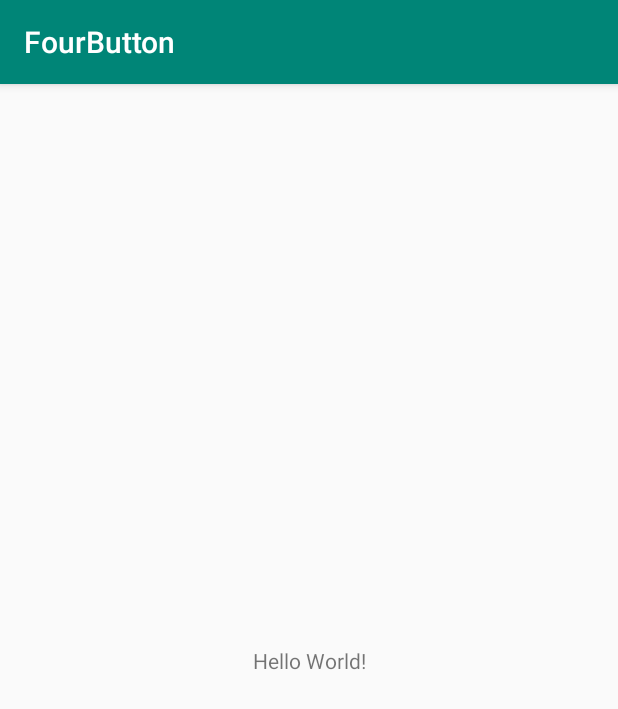
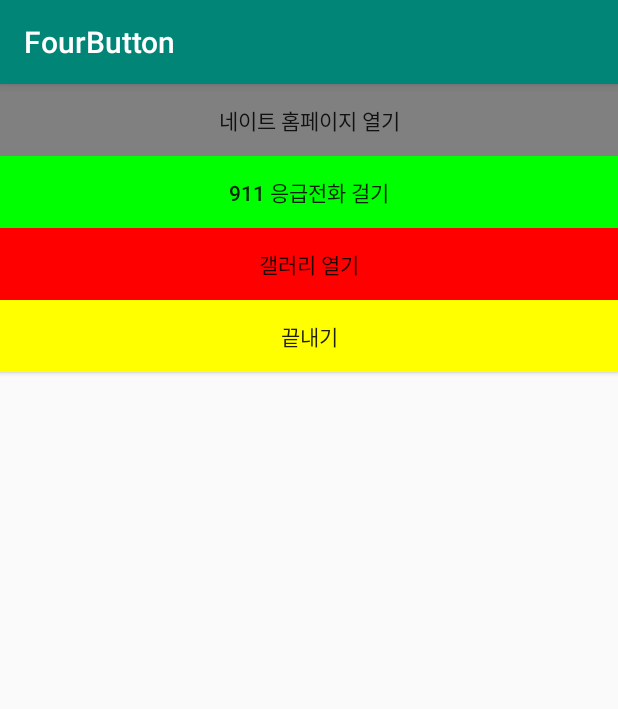
Before and after one commit to Marlrero/2019_Android, an Android app: the screen it shows after launch (MainActivity), on a phone screen of 412 x 824 dp. Shown: the top 709 px of the screen. Run offline under Robolectric (Android 15) with nearby library versions, the phone set to English and light mode, and no system bars.

Commit message:
FourButton
FourButton

```diff
--- a/FourButton/app/src/main/java/com/example/fourbutton/MainActivity.java
+++ b/FourButton/app/src/main/java/com/example/fourbutton/MainActivity.java
@@ -1,13 +1,56 @@
 package com.example.fourbutton;
 
+import android.content.Intent;
+import android.net.Uri;
 import android.support.v7.app.AppCompatActivity;
 import android.os.Bundle;
+import android.view.View;
+import android.widget.Button;
 
 public class MainActivity extends AppCompatActivity {
+    Button btnOpenNateHomePage, btnEmergencyCall, btnOpenGallery, btnFinish;
 
     @Override
     protected void onCreate(Bundle savedInstanceState) {
         super.onCreate(savedInstanceState);
         setContentView(R.layout.activity_main);
+
+        setTitle("FourButton");
+
+        btnOpenNateHomePage = (Button) findViewById(R.id.btnOpenNateHomePage);
+        btnEmergencyCall = (Button) findViewById(R.id.btnEmergencyCall);
+        btnOpenGallery = (Button) findViewById(R.id.btnOpenGallery);
+        btnFinish = (Button) findViewById(R.id.btnFinish);
+
+        btnOpenNateHomePage.setOnClickListener(new View.OnClickListener() {
+            @Override
+            public void onClick(View v) {
+                Intent mIntent = new Intent(Intent.ACTION_VIEW, Uri.parse("http://m.nate.com"));
+                startActivity(mIntent);
+            }
+        });
+
+        btnEmergencyCall.setOnClickListener(new View.OnClickListener() {
+            @Override
+            public void onClick(View v) {
+                Intent mIntent = new Intent(Intent.ACTION_VIEW, Uri.parse("tel:/911"));
+                startActivity(mIntent);
+            }
+        });
+
+        btnOpenGallery.setOnClickListener(new View.OnClickListener() {
+            @Override
+            public void onClick(View v) {
+                Intent mIntent = new Intent(Intent.ACTION_VIEW, Uri.parse("content://media/internal/images/media"));
+                startActivity(mIntent);
+            }
+        });
+
+        btnFinish.setOnClickListener(new View.OnClickListener() {
+            @Override
+            public void onClick(View v) {
+                finish();
+            }
+        });
     }
 }
--- a/FourButton/app/src/main/res/layout/activity_main.xml
+++ b/FourButton/app/src/main/res/layout/activity_main.xml
@@ -1,18 +1,38 @@
 <?xml version="1.0" encoding="utf-8"?>
-<android.support.constraint.ConstraintLayout xmlns:android="http://schemas.android.com/apk/res/android"
+<LinearLayout xmlns:android="http://schemas.android.com/apk/res/android"
     xmlns:app="http://schemas.android.com/apk/res-auto"
     xmlns:tools="http://schemas.android.com/tools"
     android:layout_width="match_parent"
     android:layout_height="match_parent"
-    tools:context=".MainActivity">
+    tools:context=".MainActivity"
+    android:orientation="vertical">
 
-    <TextView
-        android:layout_width="wrap_content"
+    <Button
+        android:id="@+id/btnOpenNateHomePage"
+        android:layout_width="match_parent"
         android:layout_height="wrap_content"
-        android:text="Hello World!"
-        app:layout_constraintBottom_toBottomOf="parent"
-        app:layout_constraintLeft_toLeftOf="parent"
-        app:layout_constraintRight_toRightOf="parent"
-        app:layout_constraintTop_toTopOf="parent" />
+        android:text="네이트 홈페이지 열기"
+        android:background="#808080"/>
 
-</android.support.constraint.ConstraintLayout>
+    <Button
+        android:id="@+id/btnEmergencyCall"
+        android:layout_width="match_parent"
+        android:layout_height="wrap_content"
+        android:text="911 응급전화 걸기"
+        android:background="#00FF00"/>
+
+    <Button
+        android:id="@+id/btnOpenGallery"
+        android:layout_width="match_parent"
+        android:layout_height="wrap_content"
+        android:text="갤러리 열기"
+        android:background="#FF0000"/>
+
+    <Button
+        android:id="@+id/btnFinish"
+        android:layout_width="match_parent"
+        android:layout_height="wrap_content"
+        android:text="끝내기"
+        android:background="#FFFF00"/>
+
+</LinearLayout>
```
